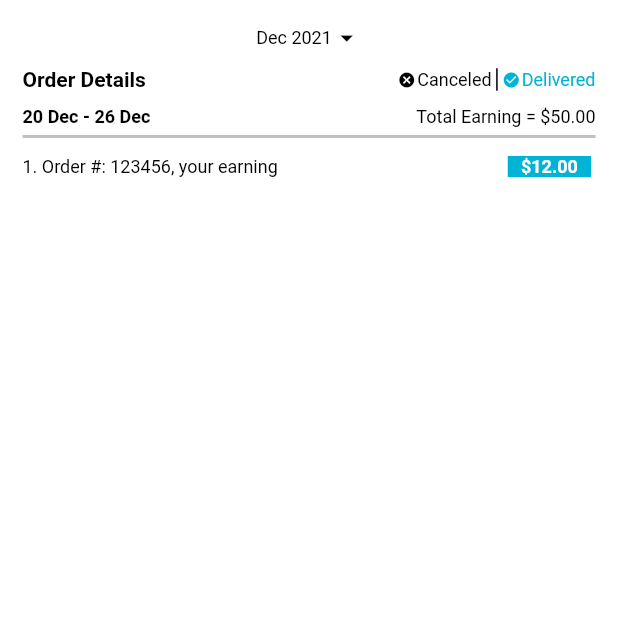
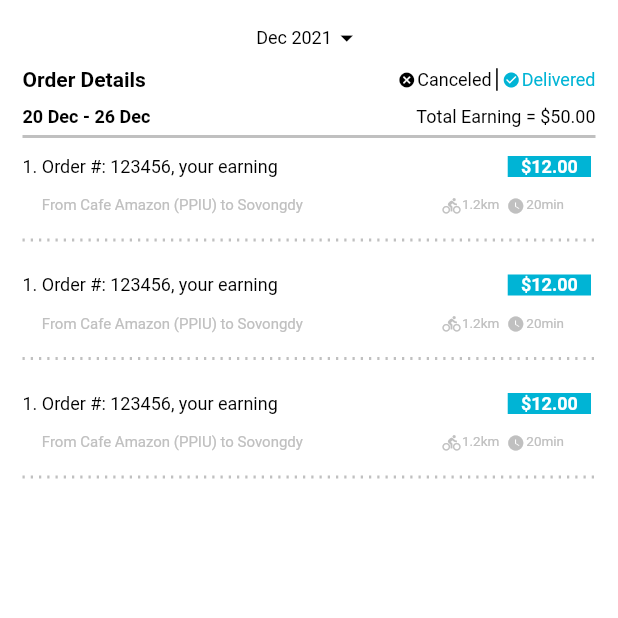
Before and after one commit to OeungChheanghok123/LoyEat, a Flutter app: the ReportPage screen opened directly, on a phone screen of 412 x 824 dp, the top half of it. Run offline on Flutter 3.47's test engine with Material 2 defaults, Android fonts, the phone set to English and light mode, and no system bars; drawn by our look-alikes of dotted_line; our stand-ins replace flutter_svg, qr_flutter; project files that could hold a hidden picture were left out.

Commit message:
updated on 21-Feb-22

```diff
--- a/lib/widgets/page_widget/report_page_widget.dart
+++ b/lib/widgets/page_widget/report_page_widget.dart
@@ -1,3 +1,4 @@
+import 'package:dotted_line/dotted_line.dart';
 import 'package:flutter/material.dart';
 import 'package:loy_eat/widgets/layout_widget/color.dart';
 import 'package:loy_eat/widgets/layout_widget/icon_widget.dart';
@@ -50,14 +51,14 @@ class _ReportPageWidgetState extends State<ReportPageWidget> {
           const TextWidget(isTitle: true, text: 'Order Details'),
           Row(
             children: [
-              _buildIconAndText(Icons.cancel, black, 'Canceled'),
+              _buildIconAndText(Icons.cancel, black, 'Canceled', 12),
               Container(
                 margin: const EdgeInsets.symmetric(horizontal: 3),
                 width: 1,
                 height: 15,
                 color: black,
               ),
-              _buildIconAndText(Icons.check_circle, rabbit, 'Delivered'),
+              _buildIconAndText(Icons.check_circle, rabbit, 'Delivered', 12),
             ],
           ),
         ],
@@ -105,19 +106,173 @@ class _ReportPageWidgetState extends State<ReportPageWidget> {
                 ),
               ],
             ),
+            const Space(height: 10),
+            Row(
+              children: [
+                const Expanded(
+                  flex: 0,
+                  child: TextWidget(text: '1. ', color: none),
+                ),
+                const Expanded(
+                  flex: 2,
+                  child: TextWidget(
+                    text: 'From Cafe Amazon (PPIU) to Sovongdy', size: 10, color: silver
+                  ),
+                ),
+                Expanded(
+                  child: Row(
+                    mainAxisAlignment: MainAxisAlignment.center,
+                    children: [
+                      _buildIconAndText(Icons.directions_bike_outlined, silver, '1.2km', 9),
+                      const Space(),
+                      _buildIconAndText(Icons.watch_later, silver, '20min', 9),
+                    ],
+                  )
+                ),
+              ],
+            ),
+            Container(
+              margin: const EdgeInsets.symmetric(vertical: 15),
+              child: const DottedLine(
+                dashLength: 1.5,
+                lineThickness: 2,
+                dashColor: silver,
+              ),
+            ),
           ],
-        )
+        ),
+        Column(
+          children: [
+            const Space(),
+            Row(
+              children: [
+                const Expanded(
+                  flex: 0,
+                  child: TextWidget(text: '1. '),
+                ),
+                const Expanded(
+                  flex: 5,
+                  child: TextWidget(
+                    text: 'Order #: 123456, your earning',
+                  ),
+                ),
+                Expanded(
+                  child: Container(
+                    alignment: Alignment.center,
+                    margin: const EdgeInsets.symmetric(vertical: 2, horizontal: 3),
+                    color: rabbit,
+                    child: const TextWidget(text: '\$12.00', fontWeight: FontWeight.bold, color: white,),
+                  ),
+                ),
+              ],
+            ),
+            const Space(height: 10),
+            Row(
+              children: [
+                const Expanded(
+                  flex: 0,
+                  child: TextWidget(text: '1. ', color: none),
+                ),
+                const Expanded(
+                  flex: 2,
+                  child: TextWidget(
+                      text: 'From Cafe Amazon (PPIU) to Sovongdy', size: 10, color: silver
+                  ),
+                ),
+                Expanded(
+                    child: Row(
+                      mainAxisAlignment: MainAxisAlignment.center,
+                      children: [
+                        _buildIconAndText(Icons.directions_bike_outlined, silver, '1.2km', 9),
+                        const Space(),
+                        _buildIconAndText(Icons.watch_later, silver, '20min', 9),
+                      ],
+                    )
+                ),
+              ],
+            ),
+            Container(
+              margin: const EdgeInsets.symmetric(vertical: 15),
+              child: const DottedLine(
+                dashLength: 1.5,
+                lineThickness: 2,
+                dashColor: silver,
+              ),
+            ),
+          ],
+        ),
+        Column(
+          children: [
+            const Space(),
+            Row(
+              children: [
+                const Expanded(
+                  flex: 0,
+                  child: TextWidget(text: '1. '),
+                ),
+                const Expanded(
+                  flex: 5,
+                  child: TextWidget(
+                    text: 'Order #: 123456, your earning',
+                  ),
+                ),
+                Expanded(
+                  child: Container(
+                    alignment: Alignment.center,
+                    margin: const EdgeInsets.symmetric(vertical: 2, horizontal: 3),
+                    color: rabbit,
+                    child: const TextWidget(text: '\$12.00', fontWeight: FontWeight.bold, color: white,),
+                  ),
+                ),
+              ],
+            ),
+            const Space(height: 10),
+            Row(
+              children: [
+                const Expanded(
+                  flex: 0,
+                  child: TextWidget(text: '1. ', color: none),
+                ),
+                const Expanded(
+                  flex: 2,
+                  child: TextWidget(
+                      text: 'From Cafe Amazon (PPIU) to Sovongdy', size: 10, color: silver
+                  ),
+                ),
+                Expanded(
+                    child: Row(
+                      mainAxisAlignment: MainAxisAlignment.center,
+                      children: [
+                        _buildIconAndText(Icons.directions_bike_outlined, silver, '1.2km', 9),
+                        const Space(),
+                        _buildIconAndText(Icons.watch_later, silver, '20min', 9),
+                      ],
+                    )
+                ),
+              ],
+            ),
+            Container(
+              margin: const EdgeInsets.symmetric(vertical: 15),
+              child: const DottedLine(
+                dashLength: 1.5,
+                lineThickness: 2,
+                dashColor: silver,
+              ),
+            ),
+          ],
+        ),
+
       ],
     );
   }
 
-  Widget _buildIconAndText(IconData iconData, Color color, String text){
+  Widget _buildIconAndText(IconData iconData, Color color, String text, double textSize){
     return Row(
       crossAxisAlignment: CrossAxisAlignment.center,
       children: [
         IconWidget(icon: iconData, color: color, size: 12),
         const Space(width: 1),
-        TextWidget(text: text, color: color),
+        TextWidget(text: text, color: color, size: textSize),
       ],
     );
   }
```
